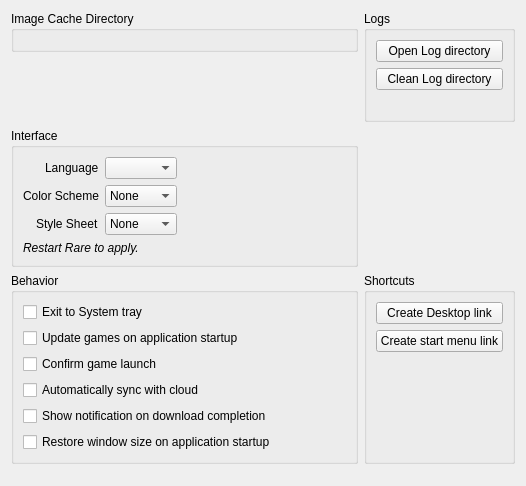
Before: the Qt Designer form rare/ui/components/tabs/settings/rare.ui in RareDevs/Rare, drawn with Qt 5.
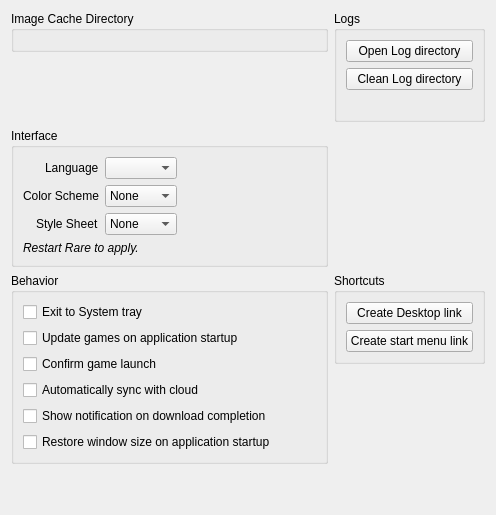
After: the same form once the commit is applied.

Commit message: Make shortcuts align top properly

Diff of the .ui file:
```diff
--- a/rare/ui/components/tabs/settings/rare.ui
+++ b/rare/ui/components/tabs/settings/rare.ui
@@ -2,14 +2,6 @@
 <ui version="4.0">
  <class>RareSettings</class>
  <widget class="QWidget" name="RareSettings">
-  <property name="geometry">
-   <rect>
-    <x>0</x>
-    <y>0</y>
-    <width>526</width>
-    <height>486</height>
-   </rect>
-  </property>
   <property name="windowTitle">
    <string>RareSettings</string>
   </property>
@@ -17,7 +9,7 @@
    <item row="1" column="1">
     <layout class="QVBoxLayout" name="rpc_layout"/>
    </item>
-   <item row="2" column="1">
+   <item row="2" column="1" alignment="Qt::AlignTop">
     <widget class="QGroupBox" name="groupBox">
      <property name="title">
       <string>Shortcuts</string>
@@ -37,23 +29,10 @@
         </property>
        </widget>
       </item>
-      <item>
-       <spacer name="verticalSpacer">
-        <property name="orientation">
-         <enum>Qt::Vertical</enum>
-        </property>
-        <property name="sizeHint" stdset="0">
-         <size>
-          <width>20</width>
-          <height>40</height>
-         </size>
-        </property>
-       </spacer>
-      </item>
      </layout>
     </widget>
    </item>
-   <item row="2" column="0">
+   <item row="2" column="0" alignment="Qt::AlignTop">
     <widget class="QGroupBox" name="settings_group">
      <property name="title">
       <string>Behavior</string>
@@ -243,8 +222,8 @@
      <layout class="QVBoxLayout" name="img_dir_layout"/>
     </widget>
    </item>
-   <item row="3" column="0">
-    <spacer name="verticalSpacer_2">
+   <item row="3" column="0" colspan="2">
+    <spacer name="rare_vspacer">
      <property name="orientation">
       <enum>Qt::Vertical</enum>
      </property>
```
The commit also changes 1 other file.
